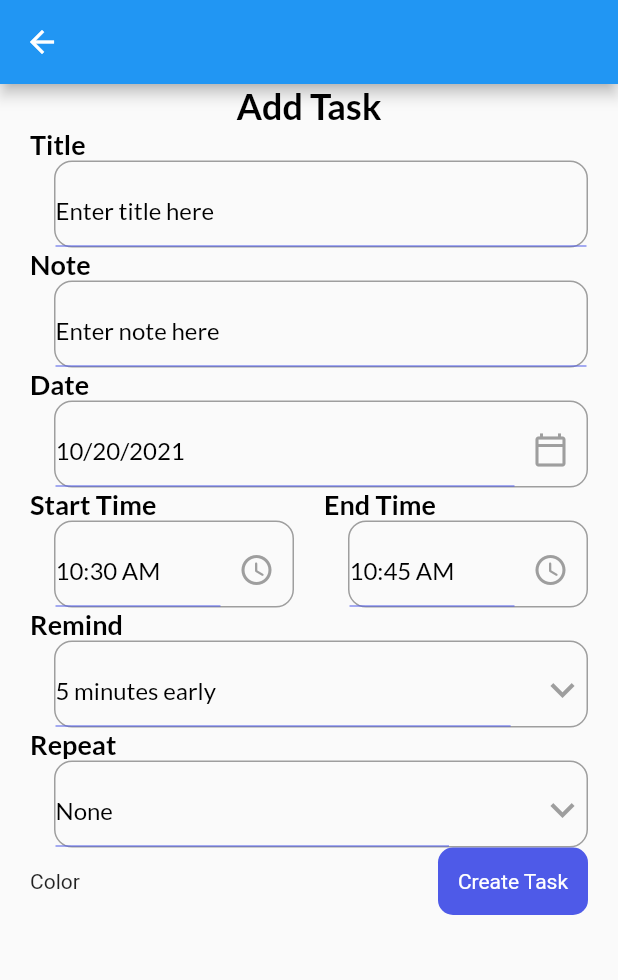
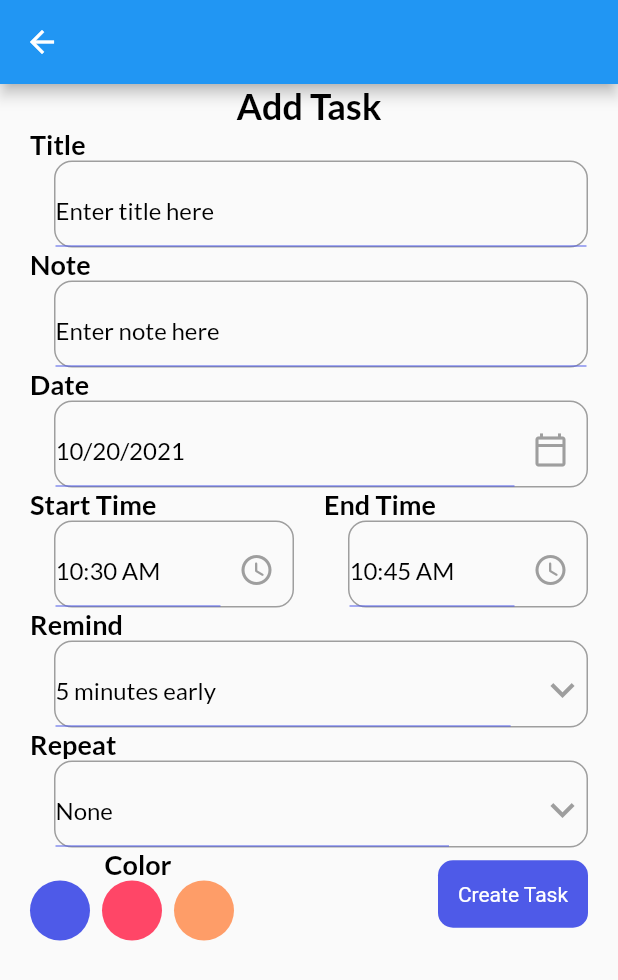
Before and after one commit to HowkMii/Todo-Mii, a Flutter app: the AddTaskPage screen opened directly, on a phone screen of 412 x 824 dp. Shown: the top 980 px of the screen. Run offline on Flutter 3.47's test engine with Material 2 defaults, Android fonts, the phone set to English and light mode, and no system bars; our stand-ins replace get, get_storage, google_fonts; accounts and stored records are empty.

Commit message:
add task screen 2

```diff
--- a/lib/ui/pages/add_task_page.dart
+++ b/lib/ui/pages/add_task_page.dart
@@ -143,7 +143,26 @@ class _AddTaskPageState extends State<AddTaskPage> {
   Column _colorPalette() {
     return Column(
                   children: [
-                    Text('Color'),
+                    Text('Color',style: titleStyle,),
+                    Wrap(
+                      children:  List<Widget>.generate(3, (index) =>
+                        GestureDetector(
+                          onTap: (){},
+                          child: Padding(
+                            padding: const EdgeInsets.only(right:8.0),
+                            child: CircleAvatar(
+                              backgroundColor: index ==0?
+                                primaryClr:
+                                index==1?
+                                pinkClr:orangeClr,
+
+                            ),
+                          ),
+                        ),
+                      ),
+
+
+                    ),
 
                   ],
                 );
```
